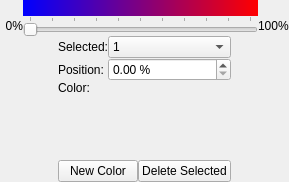
First picture: the form in SDK/simQt/ColorGradientWidget.ui, repository USNavalResearchLaboratory/simdissdk, before the edit.
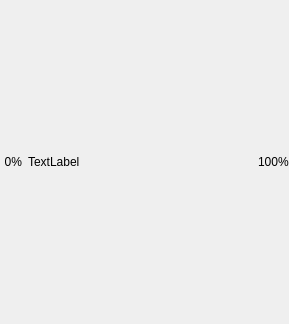
Second picture: the form after the edit. Custom widgets are drawn as their Qt base class.

Commit message:
SDK NEW RELEASE: simQt::ColorGradientWidget has a more GUI-focused implementation, including an optional, editable list of color stops.
Dev: Swap ColorGradientWidget2 for the original, deleting the original. SIM-11566, Review #21847.

Patch:
```diff
--- a/SDK/simQt/ColorGradientWidget.ui
+++ b/SDK/simQt/ColorGradientWidget.ui
@@ -7,16 +7,13 @@
     <x>0</x>
     <y>0</y>
     <width>289</width>
-    <height>182</height>
+    <height>324</height>
    </rect>
   </property>
   <property name="windowTitle">
    <string>Form</string>
   </property>
   <layout class="QVBoxLayout" name="verticalLayout">
-   <property name="spacing">
-    <number>0</number>
-   </property>
    <property name="leftMargin">
     <number>0</number>
    </property>
@@ -31,76 +28,7 @@
    </property>
    <item>
     <layout class="QGridLayout" name="gridLayout">
-     <item row="1" column="2">
-      <widget class="QLabel" name="label_7">
-       <property name="sizePolicy">
-        <sizepolicy hsizetype="Preferred" vsizetype="Preferred">
-         <horstretch>1</horstretch>
-         <verstretch>0</verstretch>
-        </sizepolicy>
-       </property>
-       <property name="text">
-        <string>100%</string>
-       </property>
-      </widget>
-     </item>
-     <item row="1" column="1">
-      <widget class="QSlider" name="horizontalSlider">
-       <property name="sizePolicy">
-        <sizepolicy hsizetype="Expanding" vsizetype="Fixed">
-         <horstretch>10</horstretch>
-         <verstretch>0</verstretch>
-        </sizepolicy>
-       </property>
-       <property name="maximum">
-        <number>10000</number>
-       </property>
-       <property name="singleStep">
-        <number>100</number>
-       </property>
-       <property name="pageStep">
-        <number>1000</number>
-       </property>
-       <property name="orientation">
-        <enum>Qt::Horizontal</enum>
-       </property>
-       <property name="tickPosition">
-        <enum>QSlider::TicksAbove</enum>
-       </property>
-       <property name="tickInterval">
-        <number>1000</number>
-       </property>
-      </widget>
-     </item>
-     <item row="0" column="1">
-      <widget class="QWidget" name="gradientWidget" native="true">
-       <property name="sizePolicy">
-        <sizepolicy hsizetype="Expanding" vsizetype="Fixed">
-         <horstretch>10</horstretch>
-         <verstretch>0</verstretch>
-        </sizepolicy>
-       </property>
-       <property name="minimumSize">
-        <size>
-         <width>0</width>
-         <height>16</height>
-        </size>
-       </property>
-       <property name="maximumSize">
-        <size>
-         <width>16777215</width>
-         <height>16</height>
-        </size>
-       </property>
-       <property name="autoFillBackground">
-        <bool>false</bool>
-       </property>
-       <property name="styleSheet">
-        <string notr="true">background: qlineargradient(x1:0 y1:0, x2:1 y2:0, stop:0 rgba(0,0,255,255), stop:1 rgba(255,0,0,255));</string>
-       </property>
-      </widget>
-     </item>
-     <item row="1" column="0">
+     <item row="0" column="0">
       <widget class="QLabel" name="label_6">
        <property name="sizePolicy">
         <sizepolicy hsizetype="Preferred" vsizetype="Preferred">
@@ -116,126 +44,36 @@
        </property>
       </widget>
      </item>
-    </layout>
-   </item>
-   <item>
-    <layout class="QHBoxLayout" name="horizontalLayout_3">
-     <item>
-      <spacer name="horizontalSpacer_3">
-       <property name="orientation">
-        <enum>Qt::Horizontal</enum>
+     <item row="0" column="2">
+      <widget class="QLabel" name="label_7">
+       <property name="sizePolicy">
+        <sizepolicy hsizetype="Preferred" vsizetype="Preferred">
+         <horstretch>1</horstretch>
+         <verstretch>0</verstretch>
+        </sizepolicy>
        </property>
-       <property name="sizeHint" stdset="0">
-        <size>
-         <width>40</width>
-         <height>20</height>
-        </size>
+       <property name="text">
+        <string>100%</string>
        </property>
-      </spacer>
+      </widget>
      </item>
-     <item>
-      <layout class="QVBoxLayout" name="verticalLayout_3">
-       <item>
-        <layout class="QFormLayout" name="formLayout_2">
-         <item row="0" column="0">
-          <widget class="QLabel" name="label_8">
-           <property name="text">
-            <string>Selected:</string>
-           </property>
-           <property name="buddy">
-            <cstring>indexCombo</cstring>
-           </property>
-          </widget>
-         </item>
-         <item row="0" column="1">
-          <widget class="QComboBox" name="indexCombo">
-           <item>
-            <property name="text">
-             <string>1</string>
-            </property>
-           </item>
-          </widget>
-         </item>
-         <item row="1" column="0">
-          <widget class="QLabel" name="label_9">
-           <property name="text">
-            <string>Position:</string>
-           </property>
-           <property name="buddy">
-            <cstring>positionSpin</cstring>
-           </property>
-          </widget>
-         </item>
-         <item row="1" column="1">
-          <widget class="QDoubleSpinBox" name="positionSpin">
-           <property name="suffix">
-            <string> %</string>
-           </property>
-           <property name="maximum">
-            <double>100.000000000000000</double>
-           </property>
-          </widget>
-         </item>
-         <item row="2" column="0">
-          <widget class="QLabel" name="label_10">
-           <property name="text">
-            <string>Color:</string>
-           </property>
-          </widget>
-         </item>
-         <item row="2" column="1">
-          <widget class="simQt::ColorWidget" name="colorWidget">
-           <property name="IncludeText">
-            <bool>false</bool>
-           </property>
-          </widget>
-         </item>
-        </layout>
-       </item>
-       <item>
-        <layout class="QHBoxLayout" name="horizontalLayout_4">
-         <item>
-          <widget class="QPushButton" name="newColorButton">
-           <property name="text">
-            <string>New Color</string>
-           </property>
-          </widget>
-         </item>
-         <item>
-          <widget class="QPushButton" name="deleteColorButton">
-           <property name="text">
-            <string>Delete Selected</string>
-           </property>
-          </widget>
-         </item>
-        </layout>
-       </item>
-      </layout>
-     </item>
-     <item>
-      <spacer name="horizontalSpacer_4">
-       <property name="orientation">
-        <enum>Qt::Horizontal</enum>
+     <item row="0" column="1">
+      <widget class="QLabel" name="label">
+       <property name="sizePolicy">
+        <sizepolicy hsizetype="Preferred" vsizetype="Preferred">
+         <horstretch>10</horstretch>
+         <verstretch>0</verstretch>
+        </sizepolicy>
        </property>
-       <property name="sizeHint" stdset="0">
-        <size>
-         <width>40</width>
-         <height>20</height>
-        </size>
+       <property name="text">
+        <string>TextLabel</string>
        </property>
-      </spacer>
+      </widget>
      </item>
     </layout>
    </item>
   </layout>
  </widget>
- <customwidgets>
-  <customwidget>
-   <class>simQt::ColorWidget</class>
-   <extends>QWidget</extends>
-   <header>simQt/ColorWidget.h</header>
-  </customwidget>
- </customwidgets>
  <resources/>
  <connections/>
 </ui>
```
The commit also changes 9 other files.
